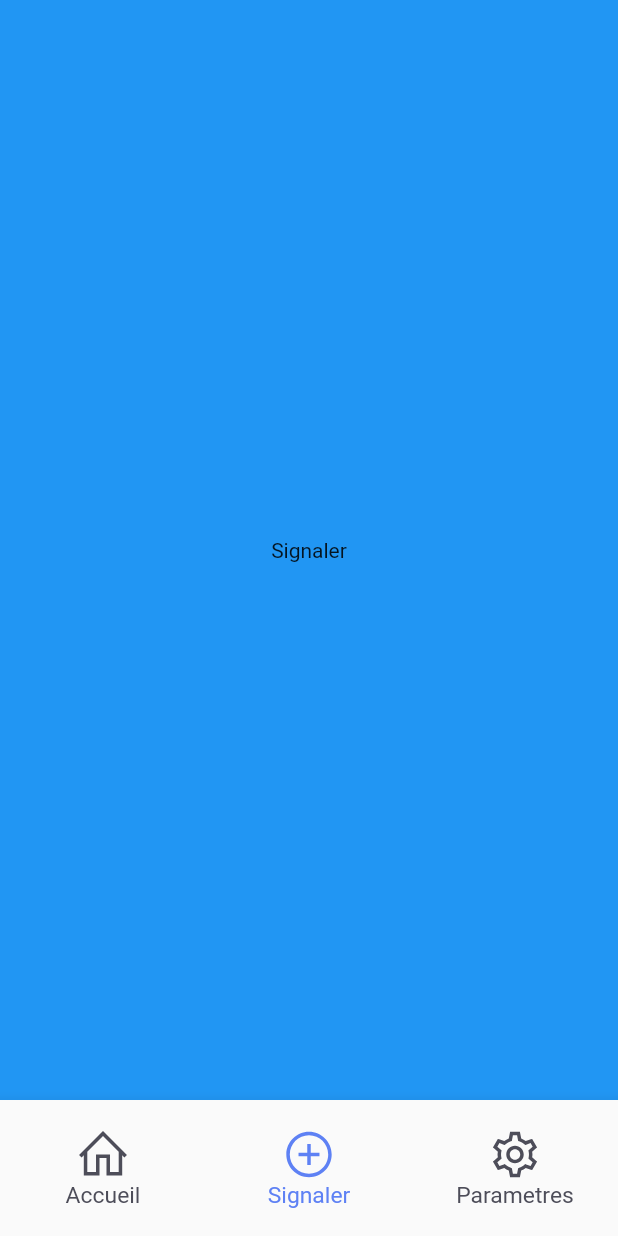
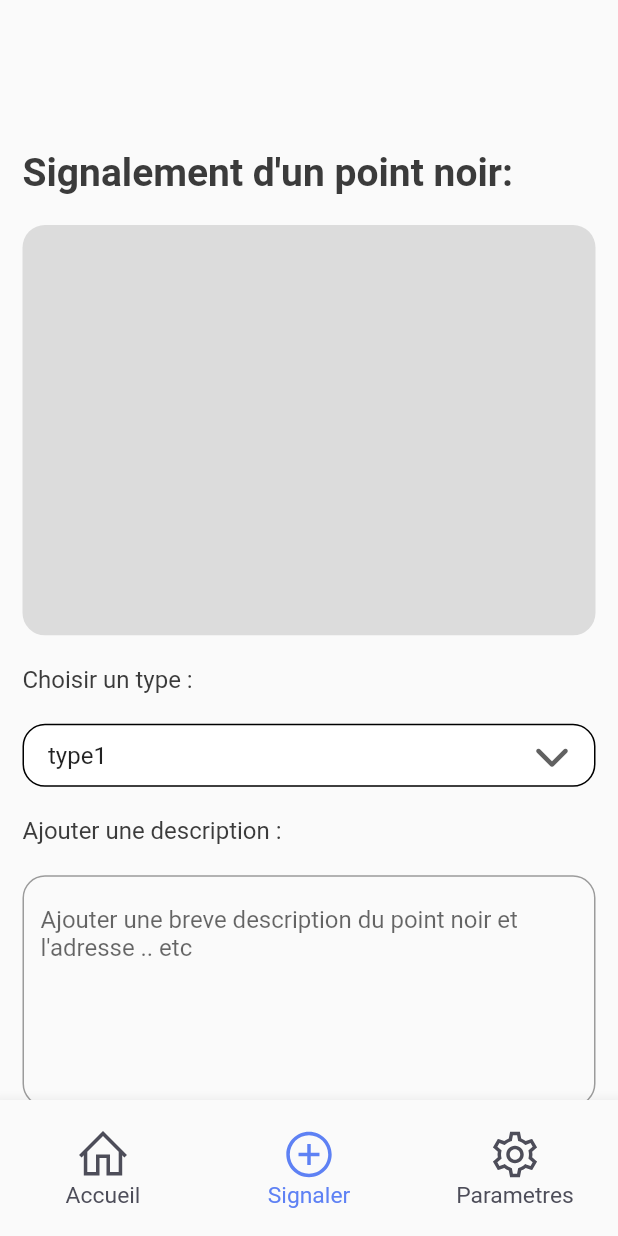
Before and after one commit to mochelbeb/Route-Dz, a Flutter app: the screen it shows after launch, item 2 of the bottom bar chosen, on a phone screen of 412 x 824 dp. Run offline on Flutter 3.47's test engine with Material 2 defaults, Android fonts, the phone set to English and light mode, and no system bars; our stand-ins replace auto_size_text, easy_debounce, font_awesome_flutter, gap, line_icons, responsive_sizer.

Commit message:
I just added Signaler page , Enjoy !!

```diff
--- a/lib/main.dart
+++ b/lib/main.dart
@@ -41,7 +41,7 @@ class _MyHomePageState extends State<MyHomePage> {
 
   final List<Widget> _pages = <Widget>[
     HomePage(),
-    const SignalerPage(),
+    SignalerForm(),
     const SettingsPage(),
   ];
 
--- a/lib/utils/app_styles.dart
+++ b/lib/utils/app_styles.dart
@@ -4,4 +4,6 @@ class Styles {
   static Color bgColor = const Color(0xFFeeedf2);
   static TextStyle textStyle = TextStyle (fontSize: 16 , color : textColor , fontWeight: FontWeight.w500);
   static TextStyle headlineStyle1 = TextStyle (fontSize: 26 , color : textColor , fontWeight: FontWeight.bold);
+  static TextStyle textStyle_revese = TextStyle (fontSize: 16 , color : bgColor , fontWeight: FontWeight.w500);
+
 }
--- a/lib/views/home.dart
+++ b/lib/views/home.dart
@@ -56,7 +56,7 @@ class HomePage extends StatelessWidget {
                 controller: _controller,
                 onChanged: (_) => EasyDebounce.debounce('_controller',
                     const Duration(milliseconds: 2000), () => {}),
-                autofocus: true,
+                autofocus: false,
                 textCapitalization: TextCapitalization.none,
                 obscureText: false,
                 decoration: InputDecoration(
--- a/lib/views/settings.dart
+++ b/lib/views/settings.dart
@@ -9,7 +9,7 @@ class SettingsPage extends StatelessWidget {
   @override
   Widget build(BuildContext context) {
     return Scaffold(
-      backgroundColor: Styles.bgColor,
+      backgroundColor: Colors.white,
       body: ListView(
         children: [
           Padding(
--- a/lib/views/signaler.dart
+++ b/lib/views/signaler.dart
@@ -1,15 +1,83 @@
 import 'package:flutter/material.dart';
+import 'package:tariki/utils/app_styles.dart';
 
-class SignalerPage extends StatelessWidget {
-  const SignalerPage({super.key});
+import '../widgets/custom_buttons.dart';
+
+class SignalerForm extends StatelessWidget {
+  SignalerForm({super.key});
+  List<String> type_list  = ["type1","type2","type3","type4","type5"];
 
   @override
   Widget build(BuildContext context) {
-    return Container(
-      color: Colors.blue,
-      height: MediaQuery.of(context).size.height,
-      width: MediaQuery.of(context).size.width,
-      child: Center(child: Text("Signaler")),
+    double h = MediaQuery.of(context).size.height;
+    double w = MediaQuery.of(context).size.width;
+    return SingleChildScrollView(
+      physics: ClampingScrollPhysics(),
+        child: Container(
+          width: w,
+          height: h,
+          margin: EdgeInsets.only(top: 100),
+          child: Column(
+            mainAxisAlignment: MainAxisAlignment.start,
+            crossAxisAlignment: CrossAxisAlignment.start,
+          children: [
+            //* title
+            Padding(
+              padding: const EdgeInsets.only(left: 15),
+              child: Text("Signalement d'un point noir:",style:Styles.headlineStyle1),
+            ),
+            SizedBox(height: 20,),
+            //* Image
+            Container(
+              height: 0.332 * h,
+              width: w,
+              margin: EdgeInsets.fromLTRB(15, 0, 15, 0),
+              decoration: BoxDecoration(
+                borderRadius: BorderRadius.all(Radius.circular(15)),
+                color: Colors.black12
+              ),
+
+            ),
+            SizedBox(height: 20,),
+            //* Type Text
+            Padding(
+              padding: const EdgeInsets.only(left: 15),
+              child: Text("Choisir un type :", style: Styles.textStyle),
+            ),
+            //* Type Dropdown
+            SizedBox(height: 20,),
+            Padding(
+              padding: const EdgeInsets.only(left: 15,right: 15),
+              child: DropDownButton(dropdownValues: type_list),
+            ),
+            //* Adresse text
+            SizedBox(height: 20,),
+            Padding(padding: EdgeInsets.only(left: 15),child: Text("Ajouter une description : ",style: Styles.textStyle,),),
+            //* Adresse Text Area
+            SizedBox(height: 20,),
+            Padding(
+              padding: const EdgeInsets.only(left: 15,right: 15),
+              child: TextField(
+                maxLines: 6,
+                decoration: InputDecoration(
+                  hintText: "Ajouter une breve description du point noir et l'adresse .. etc ",
+                  border: OutlineInputBorder(borderSide: BorderSide(color: Colors.black,width: 1.5),borderRadius: BorderRadius.all(Radius.circular(15)))
+                ),
+                keyboardType: TextInputType.text,
+
+              ),
+            ),
+            SizedBox(height: 20,),
+            Center(
+              child: MyCustomButton_widget2(
+                text: "Envoyer",
+                options: Button_Option(width: 0.36*w,height: 45, textStyle: Styles.textStyle_revese,color: Color.fromRGBO(94, 129, 244, 1.0)),
+                onPressed: (){},
+                ),
+            )
+          ],
+      ),
+        ),
     );
   }
 }
--- a/lib/widgets/custom_buttons.dart
+++ b/lib/widgets/custom_buttons.dart
@@ -340,3 +340,54 @@ extension _WithoutColorExtension on TextStyle {
         overflow: overflow,
       );
 }
+
+
+
+class DropDownButton extends StatefulWidget {
+  DropDownButton({super.key , required this.dropdownValues});
+  List<String> dropdownValues;
+
+
+  @override
+  State<DropDownButton> createState() => _DropDownButtonState();
+}
+
+class _DropDownButtonState extends State<DropDownButton> {
+  String _selectedValue = "";
+  @override
+  void initState() {
+    _selectedValue = widget.dropdownValues[0];
+    super.initState();
+  }
+
+  @override
+  Widget build(BuildContext context) {
+    return Container(
+      width: MediaQuery.of(context).size.width,
+      height: 42,
+      decoration: BoxDecoration(
+        color: Colors.white,
+        border: Border.all(color: Colors.black),
+        borderRadius: BorderRadius.circular(15),
+      ),
+      padding: const EdgeInsets.symmetric(horizontal: 16),
+      child: DropdownButtonHideUnderline(
+        child: DropdownButton<String>(
+          icon: FaIcon(
+            FontAwesomeIcons.chevronDown,
+          ),
+          value: _selectedValue,
+          items: widget.dropdownValues.map((value) {
+            return DropdownMenuItem<String>(
+              value: value,
+              child: Text(value),
+            );
+          }).toList(),
+          onChanged: (newValue) {
+            setState(() {
+              _selectedValue = newValue!;
+            });
+  }
+        )));
+  }
+}
```
Also changed, not shown: pubspec.lock.
